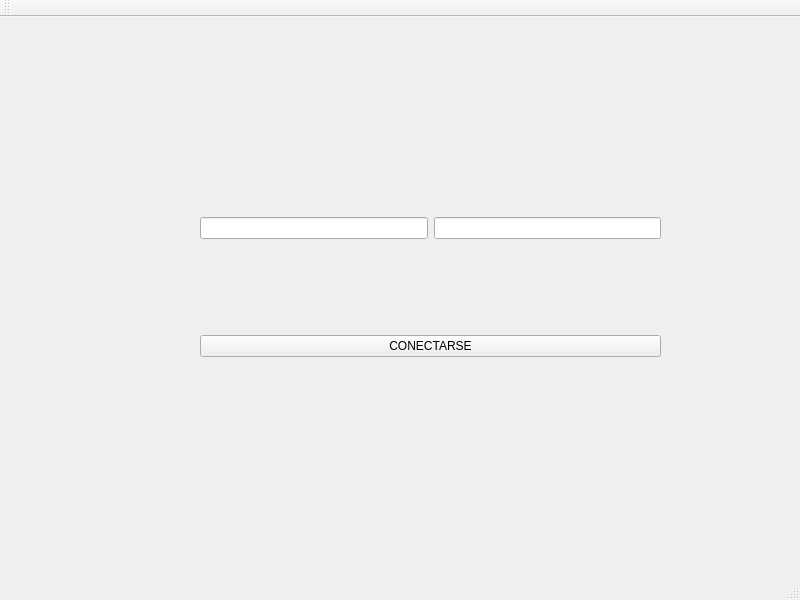
First picture: the form in src/client/lobby/lobby.ui, repository fernandezfacu/Remake-Counter-Strike-2D, before the edit.
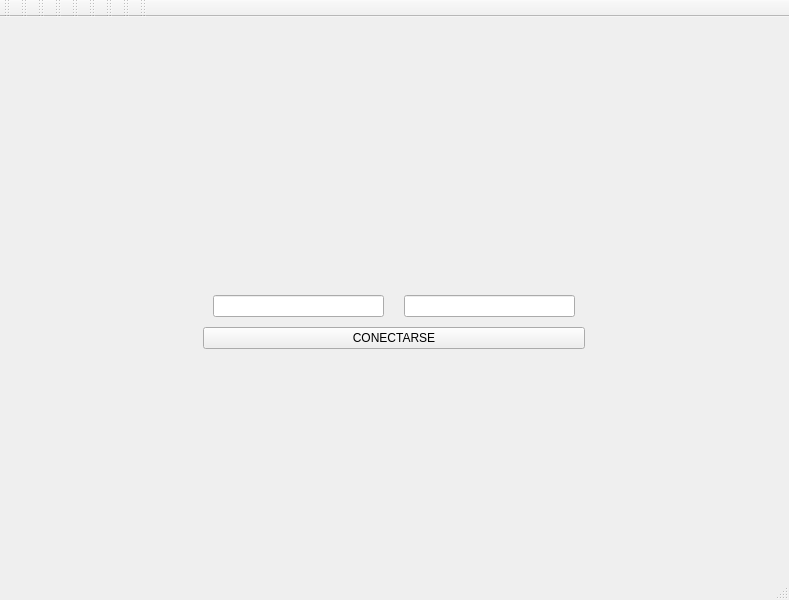
Second picture: the form after the edit. The open tabs and pages were chosen to show the change. Icons and pictures are not drawn.

Commit message: mejoras en ui y creo el ejecutable en la raiz

```diff
--- a/src/client/lobby/lobby.ui
+++ b/src/client/lobby/lobby.ui
@@ -6,98 +6,229 @@
    <rect>
     <x>0</x>
     <y>0</y>
-    <width>800</width>
+    <width>789</width>
     <height>600</height>
    </rect>
   </property>
+  <property name="sizePolicy">
+   <sizepolicy hsizetype="Preferred" vsizetype="Preferred">
+    <horstretch>0</horstretch>
+    <verstretch>0</verstretch>
+   </sizepolicy>
+  </property>
   <property name="windowTitle">
    <string>Lobby</string>
   </property>
+  <property name="styleSheet">
+   <string notr="true"/>
+  </property>
+  <property name="tabShape">
+   <enum>QTabWidget::Rounded</enum>
+  </property>
   <widget class="QWidget" name="centralwidget">
+   <property name="enabled">
+    <bool>true</bool>
+   </property>
+   <property name="sizePolicy">
+    <sizepolicy hsizetype="Fixed" vsizetype="Fixed">
+     <horstretch>0</horstretch>
+     <verstretch>0</verstretch>
+    </sizepolicy>
+   </property>
+   <property name="minimumSize">
+    <size>
+     <width>500</width>
+     <height>500</height>
+    </size>
+   </property>
+   <property name="styleSheet">
+    <string notr="true">#centralwidget {
+    border-image: url(:/header.jpg) 0 0 0 0 stretch stretch;
+}
+</string>
+   </property>
+   <layout class="QVBoxLayout" name="verticalLayout_4">
+    <property name="sizeConstraint">
+     <enum>QLayout::SetDefaultConstraint</enum>
+    </property>
+    <item alignment="Qt::AlignHCenter|Qt::AlignVCenter">
    <widget class="QStackedWidget" name="stack">
-    <property name="geometry">
-     <rect>
-      <x>200</x>
-      <y>80</y>
-      <width>461</width>
-      <height>351</height>
-     </rect>
+      <property name="enabled">
+       <bool>true</bool>
+      </property>
+      <property name="sizePolicy">
+       <sizepolicy hsizetype="Expanding" vsizetype="Expanding">
+        <horstretch>0</horstretch>
+        <verstretch>0</verstretch>
+       </sizepolicy>
+      </property>
+      <property name="minimumSize">
+       <size>
+        <width>400</width>
+        <height>400</height>
+       </size>
+      </property>
+      <property name="maximumSize">
+       <size>
+        <width>16777215</width>
+        <height>16777215</height>
+       </size>
+      </property>
+      <property name="cursor">
+       <cursorShape>CrossCursor</cursorShape>
+      </property>
+      <property name="styleSheet">
+       <string notr="true"/>
+      </property>
+      <property name="frameShape">
+       <enum>QFrame::NoFrame</enum>
+      </property>
+      <property name="frameShadow">
+       <enum>QFrame::Plain</enum>
     </property>
     <property name="currentIndex">
-     <number>2</number>
+       <number>3</number>
     </property>
     <widget class="QWidget" name="ConectToServer">
+       <property name="sizePolicy">
+        <sizepolicy hsizetype="Expanding" vsizetype="Expanding">
+         <horstretch>0</horstretch>
+         <verstretch>0</verstretch>
+        </sizepolicy>
+       </property>
+       <property name="minimumSize">
+        <size>
+         <width>400</width>
+         <height>400</height>
+        </size>
+       </property>
      <property name="autoFillBackground">
-      <bool>true</bool>
-     </property>
-     <widget class="QWidget" name="verticalLayoutWidget">
-      <property name="geometry">
-       <rect>
-        <x>0</x>
-        <y>30</y>
-        <width>461</width>
-        <height>321</height>
-       </rect>
-      </property>
+        <bool>false</bool>
+       </property>
+       <property name="styleSheet">
+        <string notr="true"/>
+       </property>
+       <layout class="QVBoxLayout" name="verticalLayout_5">
+        <item>
       <layout class="QVBoxLayout" name="verticalLayout">
+          <property name="spacing">
+           <number>10</number>
+          </property>
+          <property name="sizeConstraint">
+           <enum>QLayout::SetMinimumSize</enum>
+          </property>
+          <property name="bottomMargin">
+           <number>10</number>
+          </property>
        <item>
         <layout class="QHBoxLayout" name="horizontalLayout">
-         <item>
-          <widget class="QLineEdit" name="Port"/>
-         </item>
+            <property name="spacing">
+             <number>20</number>
+            </property>
+            <property name="leftMargin">
+             <number>10</number>
+            </property>
+            <property name="topMargin">
+             <number>60</number>
+            </property>
+            <property name="rightMargin">
+             <number>10</number>
+            </property>
          <item>
           <widget class="QLineEdit" name="Server"/>
          </item>
+            <item>
+             <widget class="QLineEdit" name="Port"/>
+            </item>
         </layout>
        </item>
        <item>
         <widget class="QPushButton" name="connectButton">
+            <property name="sizePolicy">
+             <sizepolicy hsizetype="Minimum" vsizetype="Fixed">
+              <horstretch>0</horstretch>
+              <verstretch>0</verstretch>
+             </sizepolicy>
+            </property>
          <property name="text">
           <string>CONECTARSE</string>
          </property>
         </widget>
        </item>
       </layout>
-     </widget>
+        </item>
+       </layout>
     </widget>
     <widget class="QWidget" name="SelectJoinOrCreate">
+       <property name="sizePolicy">
+        <sizepolicy hsizetype="Expanding" vsizetype="Expanding">
+         <horstretch>0</horstretch>
+         <verstretch>0</verstretch>
+        </sizepolicy>
+       </property>
+       <property name="minimumSize">
+        <size>
+         <width>0</width>
+         <height>0</height>
+        </size>
+       </property>
+       <property name="styleSheet">
+        <string notr="true"/>
+       </property>
+       <layout class="QHBoxLayout" name="horizontalLayout_3">
+        <item>
      <widget class="QPushButton" name="CreateGame">
-      <property name="geometry">
-       <rect>
-        <x>60</x>
-        <y>200</y>
-        <width>121</width>
-        <height>31</height>
-       </rect>
+          <property name="minimumSize">
+           <size>
+            <width>50</width>
+            <height>30</height>
+           </size>
       </property>
       <property name="text">
        <string>CREAR</string>
       </property>
      </widget>
+        </item>
+        <item>
      <widget class="QPushButton" name="JoinGame">
-      <property name="geometry">
-       <rect>
-        <x>290</x>
-        <y>200</y>
-        <width>111</width>
-        <height>31</height>
-       </rect>
+          <property name="minimumSize">
+           <size>
+            <width>50</width>
+            <height>30</height>
+           </size>
       </property>
       <property name="text">
        <string>INGRESAR</string>
       </property>
      </widget>
+        </item>
+       </layout>
     </widget>
     <widget class="QWidget" name="JoinGamePage">
-     <widget class="QWidget" name="verticalLayoutWidget_3">
-      <property name="geometry">
-       <rect>
-        <x>60</x>
-        <y>60</y>
-        <width>351</width>
-        <height>241</height>
-       </rect>
-      </property>
+       <property name="sizePolicy">
+        <sizepolicy hsizetype="Expanding" vsizetype="Expanding">
+         <horstretch>0</horstretch>
+         <verstretch>0</verstretch>
+        </sizepolicy>
+       </property>
+       <property name="styleSheet">
+        <string notr="true"/>
+       </property>
+       <layout class="QVBoxLayout" name="verticalLayout_7">
+        <item>
+         <widget class="QPushButton" name="backButton">
+          <property name="maximumSize">
+           <size>
+            <width>60</width>
+            <height>25</height>
+           </size>
+          </property>
+          <property name="text">
+           <string>Atras</string>
+          </property>
+         </widget>
+        </item>
+        <item>
       <layout class="QVBoxLayout" name="verticalLayout_3">
        <item>
         <widget class="QListWidget" name="GamesList">
@@ -135,44 +266,34 @@
         </widget>
        </item>
       </layout>
-     </widget>
-     <widget class="QPushButton" name="backButton">
-      <property name="geometry">
-       <rect>
-        <x>30</x>
-        <y>20</y>
-        <width>88</width>
-        <height>26</height>
-       </rect>
-      </property>
-      <property name="text">
-       <string>Atras</string>
-      </property>
-     </widget>
+        </item>
+       </layout>
     </widget>
     <widget class="QWidget" name="CreateGamePage">
+       <property name="sizePolicy">
+        <sizepolicy hsizetype="Expanding" vsizetype="Expanding">
+         <horstretch>0</horstretch>
+         <verstretch>0</verstretch>
+        </sizepolicy>
+       </property>
+       <property name="styleSheet">
+        <string notr="true"/>
+       </property>
+       <layout class="QVBoxLayout" name="verticalLayout_8">
+        <item>
      <widget class="QPushButton" name="backButton_2">
-      <property name="geometry">
-       <rect>
-        <x>20</x>
-        <y>20</y>
-        <width>88</width>
-        <height>26</height>
-       </rect>
+          <property name="maximumSize">
+           <size>
+            <width>60</width>
+            <height>25</height>
+           </size>
       </property>
       <property name="text">
        <string>Atras</string>
       </property>
      </widget>
-     <widget class="QWidget" name="verticalLayoutWidget_2">
-      <property name="geometry">
-       <rect>
-        <x>30</x>
-        <y>100</y>
-        <width>391</width>
-        <height>171</height>
-       </rect>
-      </property>
+        </item>
+        <item>
       <layout class="QVBoxLayout" name="verticalLayout_2">
        <item>
         <layout class="QHBoxLayout" name="horizontalLayout_2">
@@ -201,22 +322,34 @@
        </item>
        <item>
         <widget class="QPushButton" name="createButton">
+            <property name="maximumSize">
+             <size>
+              <width>16777215</width>
+              <height>16777215</height>
+             </size>
+            </property>
+            <property name="cursor">
+             <cursorShape>CrossCursor</cursorShape>
+            </property>
          <property name="text">
           <string>CREAR</string>
          </property>
         </widget>
        </item>
       </layout>
-     </widget>
-    </widget>
-   </widget>
+        </item>
+       </layout>
+      </widget>
+     </widget>
+    </item>
+   </layout>
   </widget>
   <widget class="QMenuBar" name="menubar">
    <property name="geometry">
     <rect>
      <x>0</x>
      <y>0</y>
-     <width>800</width>
+     <width>789</width>
      <height>23</height>
     </rect>
    </property>
@@ -233,6 +366,94 @@
     <bool>false</bool>
    </attribute>
   </widget>
+  <widget class="QToolBar" name="toolBar_2">
+   <property name="windowTitle">
+    <string>toolBar_2</string>
+   </property>
+   <attribute name="toolBarArea">
+    <enum>TopToolBarArea</enum>
+   </attribute>
+   <attribute name="toolBarBreak">
+    <bool>false</bool>
+   </attribute>
+  </widget>
+  <widget class="QToolBar" name="toolBar_3">
+   <property name="windowTitle">
+    <string>toolBar_3</string>
+   </property>
+   <attribute name="toolBarArea">
+    <enum>TopToolBarArea</enum>
+   </attribute>
+   <attribute name="toolBarBreak">
+    <bool>false</bool>
+   </attribute>
+  </widget>
+  <widget class="QToolBar" name="toolBar_4">
+   <property name="windowTitle">
+    <string>toolBar_4</string>
+   </property>
+   <attribute name="toolBarArea">
+    <enum>TopToolBarArea</enum>
+   </attribute>
+   <attribute name="toolBarBreak">
+    <bool>false</bool>
+   </attribute>
+  </widget>
+  <widget class="QToolBar" name="toolBar_5">
+   <property name="windowTitle">
+    <string>toolBar_5</string>
+   </property>
+   <attribute name="toolBarArea">
+    <enum>TopToolBarArea</enum>
+   </attribute>
+   <attribute name="toolBarBreak">
+    <bool>false</bool>
+   </attribute>
+  </widget>
+  <widget class="QToolBar" name="toolBar_6">
+   <property name="windowTitle">
+    <string>toolBar_6</string>
+   </property>
+   <attribute name="toolBarArea">
+    <enum>TopToolBarArea</enum>
+   </attribute>
+   <attribute name="toolBarBreak">
+    <bool>false</bool>
+   </attribute>
+  </widget>
+  <widget class="QToolBar" name="toolBar_7">
+   <property name="windowTitle">
+    <string>toolBar_7</string>
+   </property>
+   <attribute name="toolBarArea">
+    <enum>TopToolBarArea</enum>
+   </attribute>
+   <attribute name="toolBarBreak">
+    <bool>false</bool>
+   </attribute>
+  </widget>
+  <widget class="QToolBar" name="toolBar_8">
+   <property name="windowTitle">
+    <string>toolBar_8</string>
+   </property>
+   <attribute name="toolBarArea">
+    <enum>TopToolBarArea</enum>
+   </attribute>
+   <attribute name="toolBarBreak">
+    <bool>false</bool>
+   </attribute>
+  </widget>
+  <widget class="QToolBar" name="toolBar_9">
+   <property name="windowTitle">
+    <string>toolBar_9</string>
+   </property>
+   <attribute name="toolBarArea">
+    <enum>TopToolBarArea</enum>
+   </attribute>
+   <attribute name="toolBarBreak">
+    <bool>false</bool>
+   </attribute>
+  </widget>
  </widget>
  <resources/>
  <connections/>
```
Lines whose indentation alone changed are shown as unchanged. The commit also changes 2 other files.
